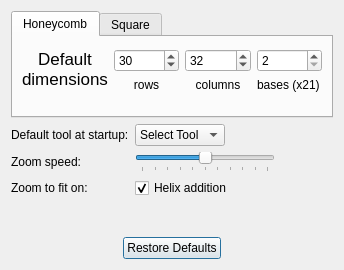
sdouglas/cadnano2, file ui/dialogs/preferences.ui: the form before one commit.
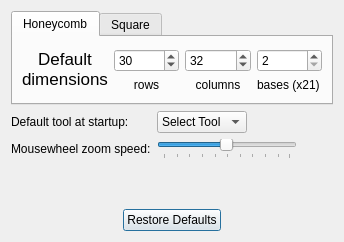
The form after the commit. Icons and pictures are not drawn.

Diff of the .ui file:
```diff
--- a/ui/dialogs/preferences.ui
+++ b/ui/dialogs/preferences.ui
@@ -7,7 +7,7 @@
     <x>0</x>
     <y>0</y>
     <width>344</width>
-    <height>270</height>
+    <height>242</height>
    </rect>
   </property>
   <property name="sizePolicy">
@@ -300,7 +300,7 @@
      <item row="2" column="0">
       <widget class="QLabel" name="zoomSpeedLabel">
        <property name="text">
-        <string>Zoom speed:</string>
+        <string>Mousewheel zoom speed:</string>
        </property>
       </widget>
      </item>
@@ -313,7 +313,7 @@
         </size>
        </property>
        <property name="minimum">
-        <number>0</number>
+        <number>1</number>
        </property>
        <property name="maximum">
         <number>100</number>
@@ -324,9 +324,6 @@
        <property name="orientation">
         <enum>Qt::Horizontal</enum>
        </property>
-       <property name="invertedAppearance">
-        <bool>false</bool>
-       </property>
        <property name="invertedControls">
         <bool>false</bool>
        </property>
@@ -338,23 +335,6 @@
        </property>
       </widget>
      </item>
-     <item row="3" column="0">
-      <widget class="QLabel" name="zoomfitLabel">
-       <property name="text">
-        <string>Zoom to fit on:</string>
-       </property>
-      </widget>
-     </item>
-     <item row="3" column="1">
-      <widget class="QCheckBox" name="helixAddCheckBox">
-       <property name="text">
-        <string>Helix addition</string>
-       </property>
-       <property name="checked">
-        <bool>true</bool>
-       </property>
-      </widget>
-     </item>
     </layout>
    </item>
    <item>
```
Left out of the diff: 28 changed lines with no effect on the pictures.
